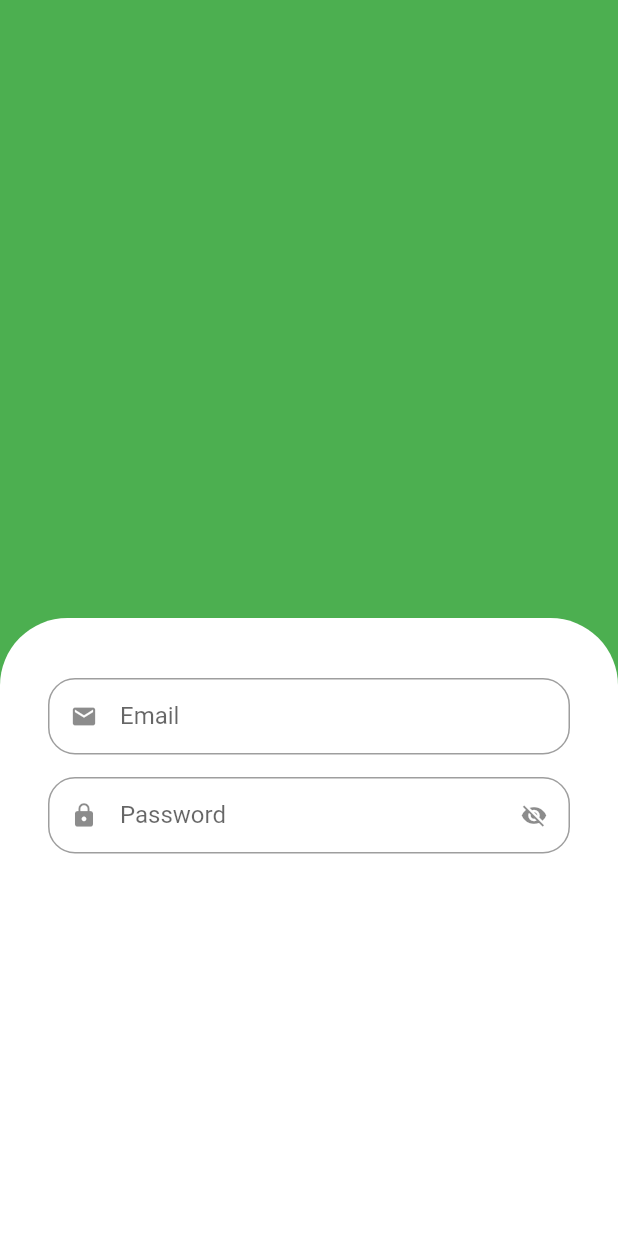
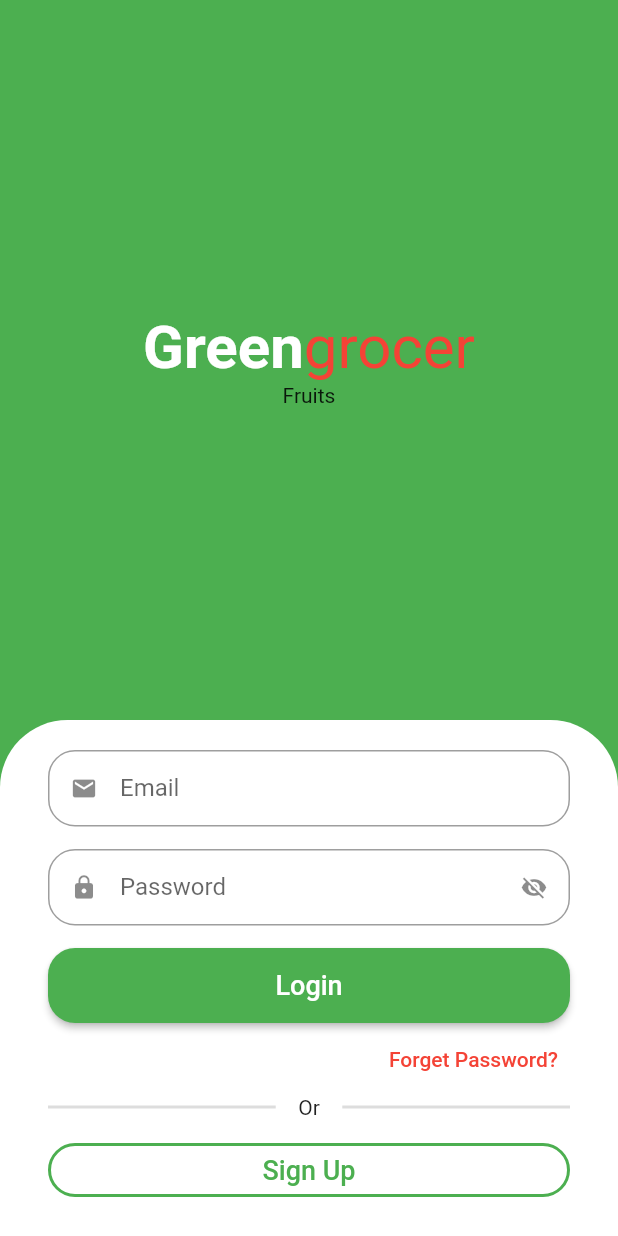
Before and after one commit to QuocDatA/food_app_getx, a Flutter app: the screen it shows after launch, on a phone screen of 412 x 824 dp. Run offline on Flutter 3.47's test engine with Material 2 defaults, Android fonts, the phone set to English and light mode, and no system bars.

Commit message:
UI login screen

```diff
--- a/lib/src/auth/sign_in_screen.dart
+++ b/lib/src/auth/sign_in_screen.dart
@@ -1,9 +1,8 @@
 import 'package:flutter/material.dart';
 import 'package:food_app_getx/src/auth/components/custom_text_field.dart';
 
-
 class SignInScreen extends StatelessWidget {
-  const SignInScreen ({Key? key}) : super(key: key);
+  const SignInScreen({Key? key}) : super(key: key);
 
   @override
   Widget build(BuildContext context) {
@@ -12,39 +11,129 @@ class SignInScreen extends StatelessWidget {
       body: Column(
         children: [
           Expanded(
-            child: Container(
-              color: Colors.green,
+            child: Column(
+              mainAxisAlignment: MainAxisAlignment.center,
+              children: const [
+                Text.rich(
+                  TextSpan(
+                    style: TextStyle(
+                    fontSize: 40,
+                  ),
+                  children: [
+                    TextSpan(
+                      text: 'Green',
+                      style: TextStyle(
+                        color: Colors.white,
+                        fontWeight: FontWeight.bold,
                       )
                     ),
-          Expanded(
-            child: Container(
+                    TextSpan(
+                      text: 'grocer',
+                      style: TextStyle(
+                        color: Colors.red
+                      )
+                    )
+                  ]
+                  )
+                ),
+                Text("Fruits")
+              ],
+            )
+          ),
+          Container(
             padding: const EdgeInsets.symmetric(
               horizontal: 32,
-                vertical: 40,
+              vertical: 20,
           ),
             decoration: const BoxDecoration(
               color: Colors.white,
-                borderRadius: BorderRadius.vertical(
-                  top: Radius.circular(45)
-                )
+              borderRadius: BorderRadius.vertical(top: Radius.circular(45))
             ),
           child: Column(
-                children: const[
+            crossAxisAlignment: CrossAxisAlignment.stretch,
+            children: [
               //Email
-                  CustomTextField(
+              const CustomTextField(
                 icon: Icons.email,
                 label: 'Email',
                 isSecret: false,
               ),
               //Password
-                  CustomTextField(
+              const CustomTextField(
                 icon: Icons.lock,
                 label: "Password",
                 isSecret: true,
+              ),
+              SizedBox(
+                height: 50,
+                child: ElevatedButton(
+                  style: ElevatedButton.styleFrom(
+                    shape: RoundedRectangleBorder(
+                      borderRadius: BorderRadius.circular(18),
                     )
+                  ),
+                  onPressed: () {},
+                  child: const Text(
+                    "Login",
+                    style: TextStyle(fontSize: 18),
+                  )
+                ),
+              ),
+
+              Align(
+                alignment: Alignment.bottomRight,
+                child: TextButton(
+                  onPressed: () {},
+                  child: const Text(
+                    'Forget Password?',
+                    style: TextStyle(color: Colors.red),
+                  )
+                ),
+              ),
+
+              Padding(
+                padding: const EdgeInsets.only(bottom: 10),
+                child: Row(
+                  children: [
+                    Expanded(
+                      child: Divider(
+                        color: Colors.grey.withAlpha(90),
+                        thickness: 2,
+                      )
+                    ),
+                    const Padding(
+                      padding: EdgeInsets.symmetric(horizontal: 15),
+                      child: Text('Or'),
+                    ),
+                    Expanded(
+                      child: Divider(
+                        color: Colors.grey.withAlpha(90),
+                        thickness: 2,
+                      )
+                    ),
                   ],
                 ),
+              ),
+
+              OutlinedButton(
+                style: OutlinedButton.styleFrom(
+                  shape: RoundedRectangleBorder(
+                    borderRadius: BorderRadius.circular(18)
+                  ),
+                  side: const BorderSide(
+                    width: 2,
+                    color: Colors.green
                   )
+                ),
+                onPressed: () {},
+                child: const Text(
+                  'Sign Up',
+                  style: TextStyle(fontSize: 18),
+                  )
+              )
+
+            ],
+          ),
           )
         ],
       ),
```
Lines whose indentation alone changed are shown as unchanged.
